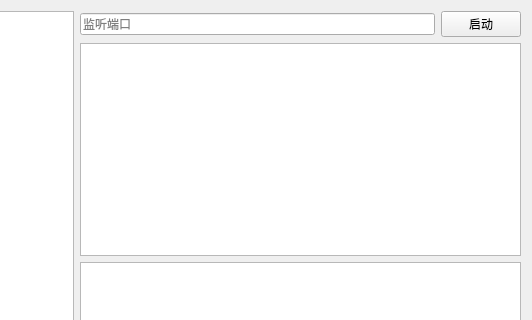
MatthewVork/project_testing_0302, file 25-TcpServer/tcpserver.ui: the form before one commit; both pictures show x 84 to 616 and y 0 to 320 of the 616 by 412 pixel window.
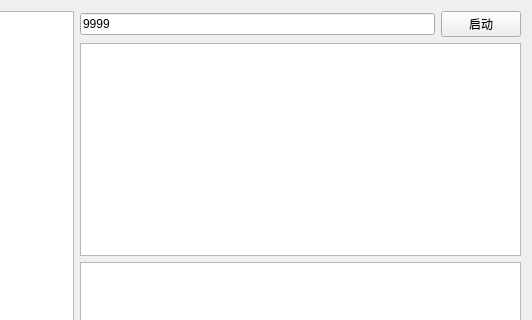
The form after the commit.

```diff
--- a/25-TcpServer/tcpserver.ui
+++ b/25-TcpServer/tcpserver.ui
@@ -23,6 +23,9 @@
       <layout class="QHBoxLayout" name="horizontalLayout">
        <item>
         <widget class="QLineEdit" name="portEdit">
+         <property name="text">
+          <string>9999</string>
+         </property>
          <property name="placeholderText">
           <string>监听端口</string>
          </property>
```
